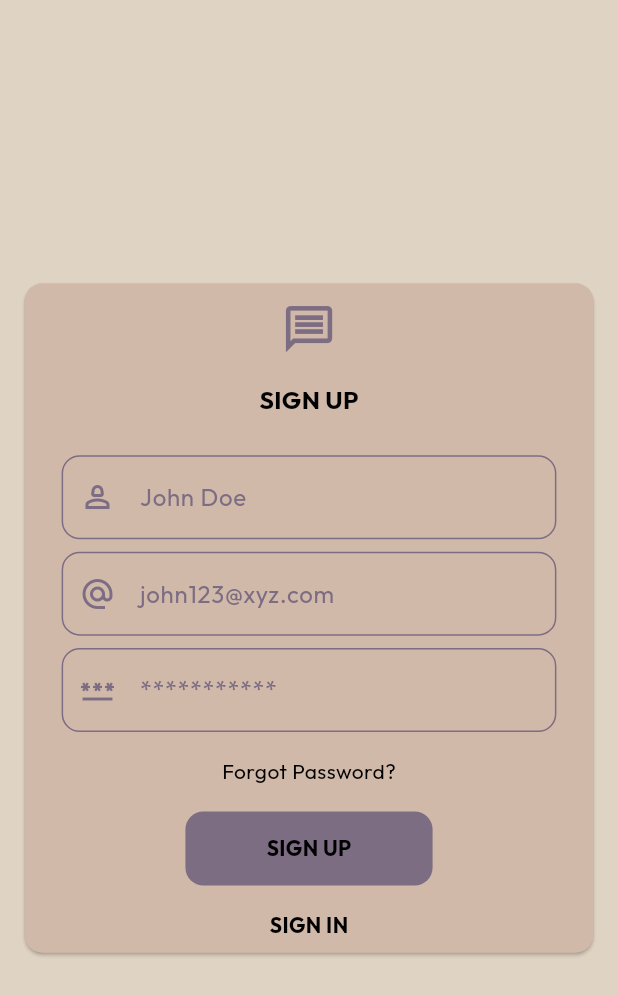
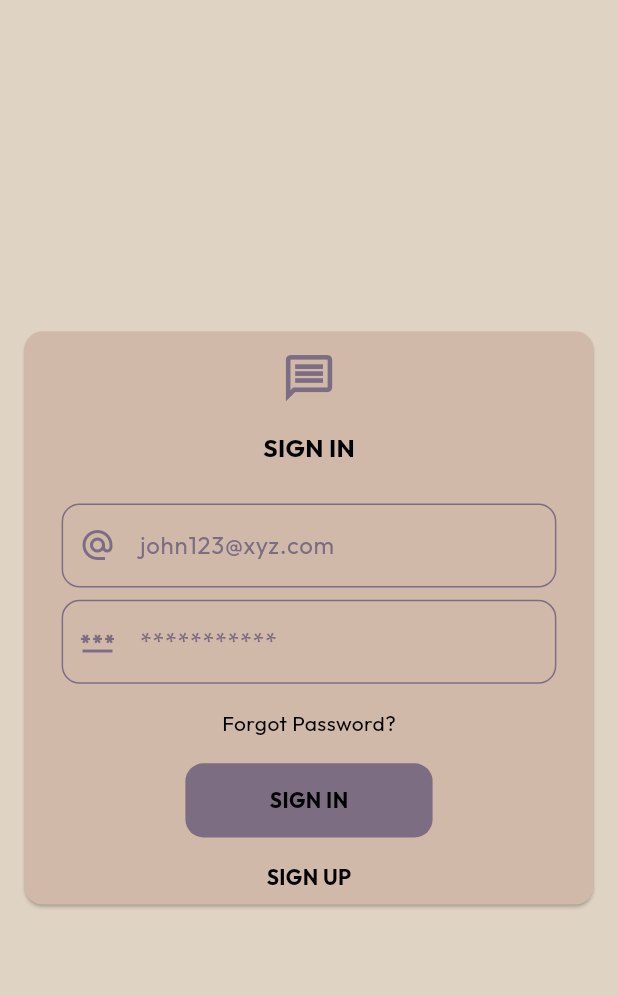
Before and after one commit to igmoiiz/News-Letter, a Flutter app: the screen it shows after launch, after a tap on "Forgot Password?", on a phone screen of 412 x 824 dp. Shown: the top 995 px of the screen. Run offline on Flutter 3.47's test engine with Material 3 defaults, Android fonts, the phone set to English and light mode, and no system bars; our stand-ins replace firebase_auth, firebase_core, google_fonts, supabase_flutter; accounts and stored records are empty; network calls fail.

Commit message:
Services added! Authentication Implemented!

```diff
--- a/lib/Controllers/input_controllers.dart
+++ b/lib/Controllers/input_controllers.dart
@@ -2,7 +2,12 @@ import 'package:flutter/material.dart';
 
 class InputControllers {
   //  controllers for text form fields
-  final TextEditingController emailController = TextEditingController();
-  final TextEditingController passwordController = TextEditingController();
-  final TextEditingController nameController = TextEditingController();
+  late final TextEditingController emailController = TextEditingController();
+  late final TextEditingController passwordController = TextEditingController();
+  late final TextEditingController confirmPasswordController =
+      TextEditingController();
+  late final TextEditingController nameController = TextEditingController();
+
+  //  loading variable
+  bool loading = false;
 }
--- a/lib/View/Authentication/login.dart
+++ b/lib/View/Authentication/login.dart
@@ -0,0 +1,115 @@
+// ignore_for_file: use_build_context_synchronously
+
+import 'package:flutter/material.dart';
+import 'package:news_letter/Controllers/Services/auth_services.dart';
+import 'package:news_letter/Controllers/input_controllers.dart';
+import 'package:news_letter/View/Components/auth_button.dart';
+import 'package:news_letter/View/Components/my_form_field.dart';
+import 'package:provider/provider.dart';
+
+class SignInPage extends StatefulWidget {
+  const SignInPage({super.key});
+
+  @override
+  State<SignInPage> createState() => _SignInPageState();
+}
+
+class _SignInPageState extends State<SignInPage> {
+  // instance for input controllers
+  final inputControllers = InputControllers();
+
+  @override
+  Widget build(BuildContext context) {
+    final width = MediaQuery.sizeOf(context).width;
+    final height = MediaQuery.sizeOf(context).height;
+    return Scaffold(
+      backgroundColor: Theme.of(context).colorScheme.surface,
+      body: Column(
+        mainAxisAlignment: MainAxisAlignment.center,
+        children: [
+          Center(
+            child: Padding(
+              padding: EdgeInsets.symmetric(horizontal: width * 0.03),
+              child: Card(
+                color: Theme.of(context).colorScheme.secondary,
+                child: Column(
+                  mainAxisAlignment: MainAxisAlignment.center,
+                  children: [
+                    SizedBox(height: height * 0.015),
+                    Icon(
+                      Icons.message_outlined,
+                      color: Theme.of(context).colorScheme.primary,
+                      size: height * 0.045,
+                    ),
+                    SizedBox(height: height * 0.02),
+                    Text(
+                      'Sign In'.toUpperCase(),
+                      style: TextStyle(
+                        color: Theme.of(context).colorScheme.inversePrimary,
+                        fontSize: height * 0.02,
+                        fontWeight: FontWeight.bold,
+                      ),
+                    ),
+                    SizedBox(height: height * 0.03),
+                    MyFormField(
+                      obscureText: false,
+                      controller: inputControllers.emailController,
+                      iconData: Icons.alternate_email_sharp,
+                      labelText: 'john123@xyz.com',
+                    ),
+                    SizedBox(height: height * 0.01),
+                    MyFormField(
+                      obscureText: true,
+                      controller: inputControllers.passwordController,
+                      iconData: Icons.password_sharp,
+                      labelText: '***********',
+                    ),
+                    SizedBox(height: height * 0.02),
+                    GestureDetector(
+                      onTap: () {},
+                      child: Text(
+                        'Forgot Password?',
+                        style: TextStyle(
+                          color: Theme.of(context).colorScheme.inversePrimary,
+                        ),
+                      ),
+                    ),
+                    SizedBox(height: height * 0.02),
+                    Consumer<AuthServices>(
+                      builder: (context, value, child) {
+                        return AuthButton(
+                          loading: inputControllers.loading,
+                          onTap: () {
+                            value.signInWithEmailAndPassword(
+                                inputControllers.emailController.text,
+                                inputControllers.passwordController.text,
+                                context);
+                          },
+                          text: 'Sign in',
+                        );
+                      },
+                    ),
+                    SizedBox(height: height * 0.02),
+                    GestureDetector(
+                      onTap: () {
+                        Navigator.pushNamed(context, '/signUp');
+                      },
+                      child: Text(
+                        'Sign Up'.toUpperCase(),
+                        style: TextStyle(
+                          color: Theme.of(context).colorScheme.inversePrimary,
+                          fontWeight: FontWeight.bold,
+                        ),
+                      ),
+                    ),
+                    SizedBox(height: height * 0.01),
+                  ],
+                ),
+              ),
+            ),
+          ),
+        ],
+      ),
+    );
+  }
+}
--- a/lib/View/Components/auth_button.dart
+++ b/lib/View/Components/auth_button.dart
@@ -5,10 +5,12 @@ import 'package:flutter/material.dart';
 class AuthButton extends StatelessWidget {
   VoidCallback onTap;
   String text;
+  bool loading;
   AuthButton({
     super.key,
     required this.onTap,
     required this.text,
+    required this.loading,
   });
 
   @override
@@ -24,7 +26,11 @@ class AuthButton extends StatelessWidget {
           color: Theme.of(context).colorScheme.primary,
           borderRadius: BorderRadius.circular(12),
         ),
-        child: Center(
+        child: loading
+            ? CircularProgressIndicator(
+                color: Theme.of(context).colorScheme.onPrimary,
+              )
+            : Center(
                 child: Text(
                   text.toUpperCase(),
                   style: TextStyle(
--- a/lib/View/Components/my_form_field.dart
+++ b/lib/View/Components/my_form_field.dart
@@ -21,6 +21,9 @@ class MyFormField extends StatelessWidget {
     return Padding(
       padding: EdgeInsets.symmetric(horizontal: width * 0.06),
       child: TextFormField(
+        style: TextStyle(
+          color: Theme.of(context).colorScheme.inversePrimary,
+        ),
         obscureText: obscureText,
         validator: (value) {
           if (value == null || value.isEmpty) {
--- /dev/null
+++ b/lib/View/Splash Screen/splash.dart
@@ -0,0 +1,23 @@
+import 'package:flutter/material.dart';
+
+class SplashScreen extends StatefulWidget {
+  const SplashScreen({super.key});
+
+  @override
+  State<SplashScreen> createState() => _SplashScreenState();
+}
+
+class _SplashScreenState extends State<SplashScreen> {
+  @override
+  void initState() {
+    super.initState();
+    Future.delayed(Duration(seconds: 3), () {
+      Navigator.popAndPushNamed(context, '/signIn');
+    });
+  }
+
+  @override
+  Widget build(BuildContext context) {
+    return const Placeholder();
+  }
+}
--- a/lib/main.dart
+++ b/lib/main.dart
@@ -1,20 +1,43 @@
+import 'package:firebase_core/firebase_core.dart';
 import 'package:flutter/material.dart';
+import 'package:news_letter/Controllers/Services/auth_services.dart';
+import 'package:news_letter/View/Authentication/forgot_password.dart';
+import 'package:news_letter/View/Authentication/login.dart';
 import 'package:news_letter/View/Authentication/signup.dart';
+import 'package:news_letter/View/Interface/interface.dart';
+import 'package:news_letter/View/Splash%20Screen/splash.dart';
 import 'package:news_letter/View/Theme/theme.dart';
+import 'package:news_letter/firebase_options.dart';
+import 'package:provider/provider.dart';
 import 'package:supabase_flutter/supabase_flutter.dart';
 
 void main() async {
   //  Initialize widgets binding in flutter
   WidgetsFlutterBinding.ensureInitialized();
 
+  //  Firebase setup
+  await Firebase.initializeApp(
+    options: DefaultFirebaseOptions.currentPlatform,
+  );
+
   //  Supabase Setup
   await Supabase.initialize(
     url: 'https://ncluoskdwcjnxbpyuads.supabase.co',
     anonKey:
         'eyJhbGciOiJIUzI1NiIsInR5cCI6IkpXVCJ9.eyJpc3MiOiJzdXBhYmFzZSIsInJlZiI6Im5jbHVvc2tkd2NqbnhicHl1YWRzIiwicm9sZSI6ImFub24iLCJpYXQiOjE3MzE2NzkyMjYsImV4cCI6MjA0NzI1NTIyNn0.Z157aH414gN1zr6dBpIpOwTCLn6FJmg8CipT1BFzJIY',
+    authOptions: const FlutterAuthClientOptions(
+      authFlowType: AuthFlowType.pkce,
+    ),
   );
   //  run the application
-  runApp(const MainApp());
+  runApp(
+    MultiProvider(
+      providers: [
+        ChangeNotifierProvider(create: (context) => AuthServices()),
+      ],
+      child: const MainApp(),
+    ),
+  );
 }
 
 class MainApp extends StatelessWidget {
@@ -23,9 +46,16 @@ class MainApp extends StatelessWidget {
   @override
   Widget build(BuildContext context) {
     return MaterialApp(
+      debugShowCheckedModeBanner: false,
+      routes: {
+        '/': (context) => const SplashScreen(),
+        '/signIn': (context) => const SignInPage(),
+        '/signUp': (context) => const SignUpPage(),
+        '/interface': (context) => const InterfacePage(),
+        '/forgotPassword': (context) => const ForgotPasswordPage(),
+      },
       theme: lightMode,
       darkTheme: darkMode,
-      home: const SignUpPage(),
     );
   }
 }
--- a/pubspec.yaml
+++ b/pubspec.yaml
@@ -8,11 +8,14 @@ environment:
 
 dependencies:
   encrypt: ^5.0.3
+  firebase_auth: ^5.3.3
+  firebase_core: ^3.8.0
   flutter:
     sdk: flutter
   fluttertoast: ^8.2.8
   google_fonts: ^6.2.1
   http: ^1.2.2
+  provider: ^6.1.2
   supabase_flutter: ^2.8.0
 
 dev_dependencies:
```
Also changed, not shown: lib/Controllers/Services/auth_services.dart (+121 -46 lines), lib/View/Authentication/forgot_password.dart (added, +12 -0 lines), lib/View/Authentication/signup.dart (+28 -20 lines), lib/View/Interface/interface.dart (added, +10 -0 lines), firebase.json (added), lib/firebase_options.dart (added), pubspec.lock, 5 other files. Lines whose indentation alone changed are shown as unchanged.
